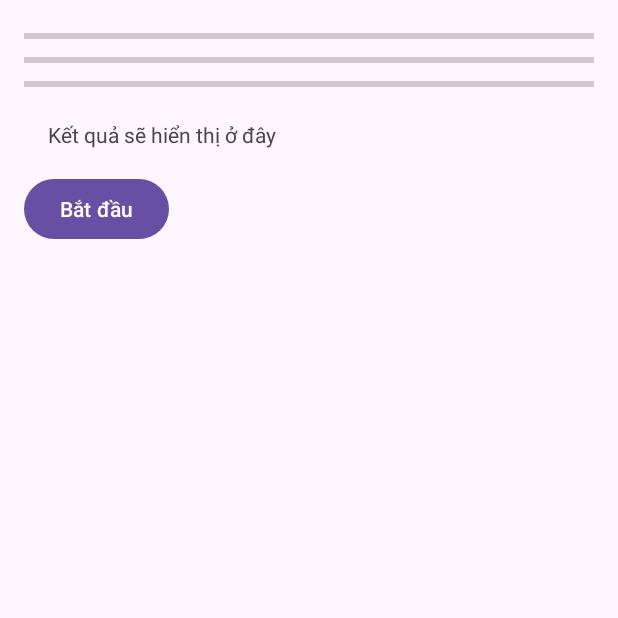
After one commit to PanpaKawaii/MiniProject, an Android app: the RacingActivity screen opened directly, with no data from a screen before it, on a phone screen of 412 x 824 dp, the top half of it. The commit adds this screen. Run offline under Robolectric (Android 15) with nearby library versions, the phone set to English and light mode, and no system bars.

Commit message:
Add Racing Code

```diff
--- a/app/src/main/AndroidManifest.xml
+++ b/app/src/main/AndroidManifest.xml
@@ -26,6 +26,9 @@
         <activity
             android:name=".MainActivity">
         </activity>
+        <activity
+            android:name=".RacingActivity">
+        </activity>
     </application>
 
 </manifest>
--- /dev/null
+++ b/app/src/main/java/com/example/miniproject/RacingActivity.java
@@ -0,0 +1,75 @@
+package com.example.miniproject;
+
+import androidx.appcompat.app.AppCompatActivity;
+import android.os.Bundle;
+import android.os.Handler;
+import android.widget.Button;
+import android.widget.ProgressBar;
+import android.widget.TextView;
+import java.util.Random;
+
+public class RacingActivity extends AppCompatActivity {
+    ProgressBar pb1, pb2, pb3;
+    TextView tvResult;
+    Button btnStart;
+    Handler handler = new Handler();
+    Random random = new Random();
+    int delayInterval = 50;
+
+    int val1 = 0, val2 = 0, val3 = 0;
+    boolean isRunning = false;
+
+    private void startRace() {
+        // Reset
+        val1 = val2 = val3 = 0;
+        pb1.setProgress(0);
+        pb2.setProgress(0);
+        pb3.setProgress(0);
+        tvResult.setText("Đang chạy...");
+        isRunning = true;
+
+        handler.postDelayed(updateRunnable, delayInterval);
+    }
+
+    private Runnable updateRunnable = new Runnable() {
+        @Override
+        public void run() {
+            if (!isRunning) return;
+
+            // Random tăng 1-3
+            val1 += random.nextInt(3) + 1;
+            val2 += random.nextInt(3) + 1;
+            val3 += random.nextInt(3) + 1;
+
+            pb1.setProgress(val1);
+            pb2.setProgress(val2);
+            pb3.setProgress(val3);
+
+            // Kiểm tra điều kiện dừng
+            if (val1 >= 100 || val2 >= 100 || val3 >= 100) {
+                isRunning = false;
+                String winner = "";
+                if (val1 >= 100) winner += "Thanh 1 ";
+                if (val2 >= 100) winner += "Thanh 2 ";
+                if (val3 >= 100) winner += "Thanh 3 ";
+                tvResult.setText("Hoàn thành: " + winner);
+            } else {
+                handler.postDelayed(this, delayInterval); // lặp lại sau 1 giây
+            }
+        }
+    };
+
+    @Override
+    protected void onCreate(Bundle savedInstanceState) {
+        super.onCreate(savedInstanceState);
+        setContentView(R.layout.activity_racing);
+
+        pb1 = findViewById(R.id.progressBar1);
+        pb2 = findViewById(R.id.progressBar2);
+        pb3 = findViewById(R.id.progressBar3);
+        tvResult = findViewById(R.id.tvResult);
+        btnStart = findViewById(R.id.btnStart);
+
+        btnStart.setOnClickListener(v -> startRace());
+    }
+}
--- a/app/src/main/java/com/example/miniproject/SignInActivity.java
+++ b/app/src/main/java/com/example/miniproject/SignInActivity.java
@@ -73,7 +73,7 @@ public class SignInActivity extends AppCompatActivity implements View.OnClickLis
         }
 
         // Start MainActivity
-        Intent intent = new Intent(this, MainActivity.class);
+        Intent intent = new Intent(this, RacingActivity.class);
         startActivity(intent);
         finish(); // Close current activity
     }
--- /dev/null
+++ b/app/src/main/res/layout/activity_racing.xml
@@ -0,0 +1,48 @@
+<?xml version="1.0" encoding="utf-8"?>
+<LinearLayout  xmlns:android="http://schemas.android.com/apk/res/android"
+        xmlns:app="http://schemas.android.com/apk/res-auto"
+        xmlns:tools="http://schemas.android.com/tools"
+        android:layout_width="match_parent"
+        android:layout_height="match_parent"
+        tools:context=".RacingActivity"
+        android:orientation="vertical"
+        android:padding="16dp">
+
+    <ProgressBar
+        android:id="@+id/progressBar1"
+        style="?android:attr/progressBarStyleHorizontal"
+        android:layout_width="match_parent"
+        android:layout_height="wrap_content"
+        android:max="100"
+        android:progress="0" />
+
+    <ProgressBar
+        android:id="@+id/progressBar2"
+        style="?android:attr/progressBarStyleHorizontal"
+        android:layout_width="match_parent"
+        android:layout_height="wrap_content"
+        android:max="100"
+        android:progress="0" />
+
+    <ProgressBar
+        android:id="@+id/progressBar3"
+        style="?android:attr/progressBarStyleHorizontal"
+        android:layout_width="match_parent"
+        android:layout_height="wrap_content"
+        android:max="100"
+        android:progress="0" />
+
+    <TextView
+        android:id="@+id/tvResult"
+        android:layout_width="wrap_content"
+        android:layout_height="wrap_content"
+        android:padding="16dp"
+        android:text="Kết quả sẽ hiển thị ở đây" />
+
+    <Button
+        android:id="@+id/btnStart"
+        android:layout_width="wrap_content"
+        android:layout_height="wrap_content"
+        android:text="Bắt đầu" />
+
+</LinearLayout>
```
